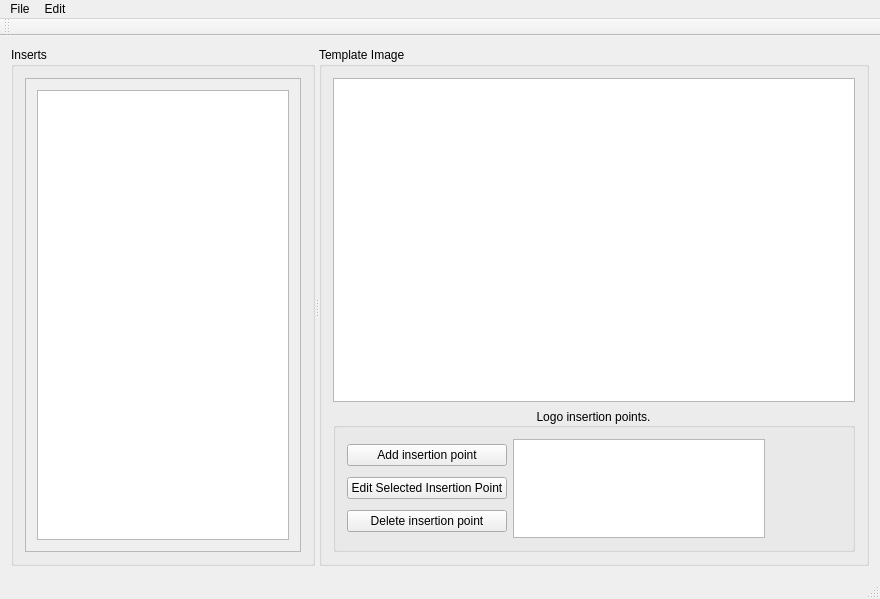
First picture: the form in make_image_inserts.ui, repository kenaaker/make_inserts_Qt, before the edit.
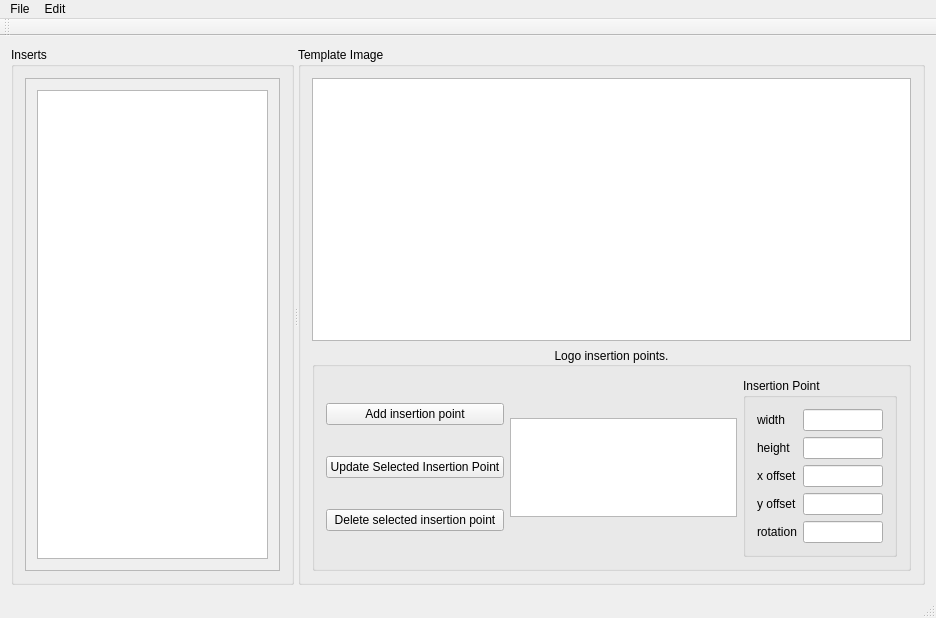
Second picture: the form after the edit.

Commit message: All the bits seem to work.

Patch:
```diff
--- a/make_image_inserts.ui
+++ b/make_image_inserts.ui
@@ -6,8 +6,8 @@
    <rect>
     <x>0</x>
     <y>0</y>
-    <width>880</width>
-    <height>599</height>
+    <width>936</width>
+    <height>618</height>
    </rect>
   </property>
   <property name="sizePolicy">
@@ -92,8 +92,8 @@
             <rect>
              <x>0</x>
              <y>0</y>
-             <width>276</width>
-             <height>480</height>
+             <width>295</width>
+             <height>499</height>
             </rect>
            </property>
            <property name="sizePolicy">
@@ -221,14 +221,14 @@
              <item>
               <widget class="QPushButton" name="edit_insert_button">
                <property name="text">
-                <string>Edit Selected Insertion Point</string>
+                <string>Update Selected Insertion Point</string>
                </property>
               </widget>
              </item>
              <item>
               <widget class="QPushButton" name="delete_insert_button">
                <property name="text">
-                <string>Delete insertion point</string>
+                <string>Delete selected insertion point</string>
                </property>
               </widget>
              </item>
@@ -254,17 +254,90 @@
             </widget>
            </item>
            <item>
-            <spacer name="horizontalSpacer">
-             <property name="orientation">
-              <enum>Qt::Horizontal</enum>
+            <widget class="QGroupBox" name="groupBox_4">
+             <property name="title">
+              <string>Insertion Point</string>
              </property>
-             <property name="sizeHint" stdset="0">
-              <size>
-               <width>79</width>
-               <height>20</height>
-              </size>
-             </property>
-            </spacer>
+             <layout class="QVBoxLayout" name="verticalLayout_6">
+              <item>
+               <layout class="QFormLayout" name="formLayout">
+                <item row="0" column="0">
+                 <widget class="QLabel" name="w_label">
+                  <property name="text">
+                   <string>width</string>
+                  </property>
+                 </widget>
+                </item>
+                <item row="0" column="1">
+                 <widget class="QLineEdit" name="width">
+                  <property name="inputMask">
+                   <string/>
+                  </property>
+                  <property name="maxLength">
+                   <number>5</number>
+                  </property>
+                 </widget>
+                </item>
+                <item row="1" column="0">
+                 <widget class="QLabel" name="h_label">
+                  <property name="text">
+                   <string>height</string>
+                  </property>
+                 </widget>
+                </item>
+                <item row="1" column="1">
+                 <widget class="QLineEdit" name="height">
+                  <property name="maxLength">
+                   <number>5</number>
+                  </property>
+                 </widget>
+                </item>
+                <item row="2" column="0">
+                 <widget class="QLabel" name="xoff_label">
+                  <property name="text">
+                   <string>x offset</string>
+                  </property>
+                 </widget>
+                </item>
+                <item row="2" column="1">
+                 <widget class="QLineEdit" name="xoffset">
+                  <property name="maxLength">
+                   <number>5</number>
+                  </property>
+                 </widget>
+                </item>
+                <item row="3" column="0">
+                 <widget class="QLabel" name="yoff_label">
+                  <property name="text">
+                   <string>y offset</string>
+                  </property>
+                 </widget>
+                </item>
+                <item row="3" column="1">
+                 <widget class="QLineEdit" name="yoffset">
+                  <property name="maxLength">
+                   <number>5</number>
+                  </property>
+                 </widget>
+                </item>
+                <item row="4" column="0">
+                 <widget class="QLabel" name="rot_label">
+                  <property name="text">
+                   <string>rotation</string>
+                  </property>
+                 </widget>
+                </item>
+                <item row="4" column="1">
+                 <widget class="QLineEdit" name="rotation">
+                  <property name="maxLength">
+                   <number>3</number>
+                  </property>
+                 </widget>
+                </item>
+               </layout>
+              </item>
+             </layout>
+            </widget>
            </item>
           </layout>
          </widget>
@@ -280,7 +353,7 @@
     <rect>
      <x>0</x>
      <y>0</y>
-     <width>880</width>
+     <width>936</width>
      <height>19</height>
     </rect>
    </property>
```
Left out of the diff: 2 changed lines with no effect on the pictures. The commit also changes 2 other files.
